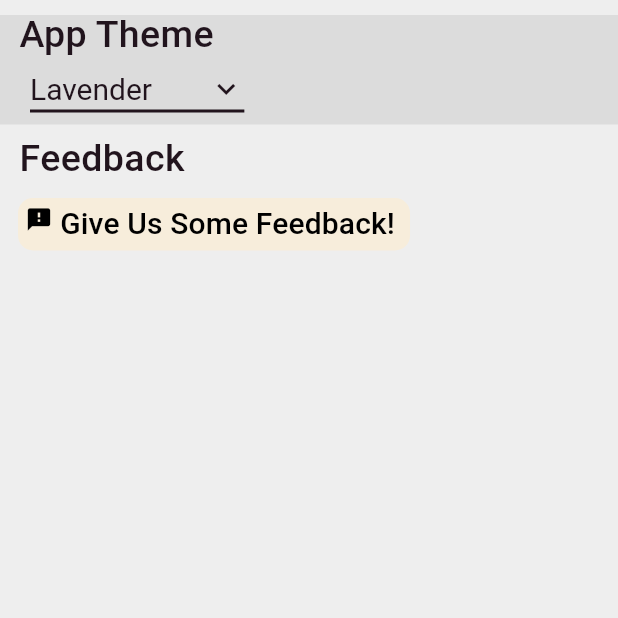
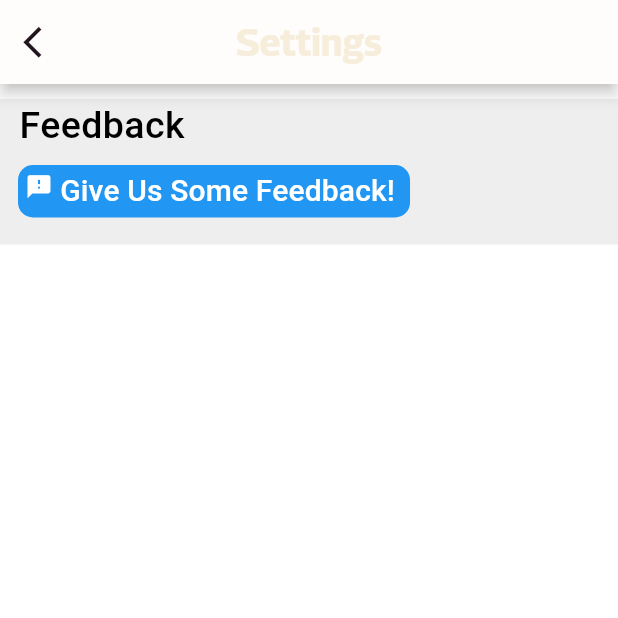
Before and after one commit to Team2Infi2024-2025/MobileAppUserSide, a Flutter app: the screen it shows after launch, after a tap on the "settings" icon, on a phone screen of 412 x 824 dp, the top half of it. Run offline on Flutter 3.47's test engine with Material 3 defaults, Android fonts, the phone set to English and light mode, and no system bars; our stand-ins replace localstorage, rflutter_alert, supabase_flutter; accounts and stored records are empty; project files that could hold a hidden picture were left out.

Commit message:
removed themes, updated page routing

```diff
--- /dev/null
+++ b/lib/helpers/global_widgets.dart
@@ -0,0 +1,59 @@
+
+
+import 'package:flutter/cupertino.dart';
+import 'package:flutter/material.dart';
+
+import '../Settings/settings.dart';
+import '../startup/custom_themes.dart';
+
+class GlobalWidgets{
+
+
+  static PageRoute swipePage(Widget destination,
+      {bool appBar = false, String? title}) {
+    if (title != null) {
+      appBar = true;
+    }
+    return CupertinoPageRoute(
+        builder: (context) => GestureDetector(
+            child: appBar
+                ? Scaffold(
+              appBar: AppBar(
+                shadowColor: Theme.of(context).colorScheme.shadow,
+                elevation: 4,
+                forceMaterialTransparency: title == null,
+                backgroundColor:
+                Theme.of(context).colorScheme.tertiaryContainer,
+                leading: IconButton(
+                  onPressed: () {
+                    Navigator.pop(context);
+                  },
+                  icon: Icon(
+                    Icons.arrow_back_ios,
+                    color: Theme.of(context).colorScheme.onSurface,
+                    size: 25,
+                  ),
+                ),
+                centerTitle: true,
+                title: Text(title ?? '',
+                    style: TextStyle(
+                        color:
+                            Theme.of(context).colorScheme.primary,
+                        fontFamily: 'Georama',
+                        fontWeight: FontWeight.w700,
+                        fontSize: 25,
+                        height: 0.85)),
+              ),
+              extendBodyBehindAppBar: title == null,
+              body: destination,
+            )
+                : destination,
+            onHorizontalDragEnd: (details) => {
+              if (details.primaryVelocity! > 0) {Navigator.pop(context)}
+            }));
+  }
+
+
+
+
+}
--- a/lib/settings/settings.dart
+++ b/lib/settings/settings.dart
@@ -4,13 +4,10 @@ import 'package:rflutter_alert/rflutter_alert.dart';
 
 import '../Helpers/stream_signal.dart';
 import '../Startup/main.dart';
-import '../Startup/themes.dart';
 import '../helpers/global_methods.dart';
 
 class Settings extends StatefulWidget {
   Settings({super.key});
-
-  static String theme = localStorage.getItem('theme') ?? 'Lavender';
 
   @override
   State<Settings> createState() => _SettingsState();
@@ -27,20 +24,18 @@ class _SettingsState extends State<Settings> {
                 fontWeight: FontWeight.w500,
                 fontSize: title ? 25 : 20,
                 height: title ? 1 : 0.9,
-                color: Theme.of(context).colorScheme.onSurface)),
+                color: Colors.black)),
         Row(
           children: [
             const SizedBox(width: 20),
             DropdownButton<String>(
               value: value,
-              icon: Icon(Icons.keyboard_arrow_down,
-                  color: Theme.of(context).colorScheme.onSurface),
+              icon: const Icon(Icons.keyboard_arrow_down, color: Colors.black),
               elevation: 16,
-              style: TextStyle(
-                  color: Theme.of(context).colorScheme.onSurface, fontSize: 20),
+              style: const TextStyle(color: Colors.black, fontSize: 20),
               underline: Container(
                 height: 2,
-                color: Theme.of(context).colorScheme.onSurface,
+                color: Colors.black,
               ),
               onChanged: (String? newValue) {
                 onChange(newValue);
@@ -61,35 +56,14 @@ class _SettingsState extends State<Settings> {
   @override
   Widget build(BuildContext context) {
     return Scaffold(
-        backgroundColor: Theme.of(context).colorScheme.surface,
+        backgroundColor: Colors.white,
         body: ListView(
           children: [
             const SizedBox(height: 10),
-            // App Theme Section
-            Container(
-              width: MediaQuery.of(context).size.width,
-              color: Theme.of(context).colorScheme.shadow,
-              child: Column(
-                crossAxisAlignment: CrossAxisAlignment.start,
-                children: [
-                  _buildDropDown('App Theme', true, Settings.theme,
-                      Themes.themeData.keys.toList(), (value) {
-                        setState(() {
-                          localStorage.setItem('theme', value ?? 'Lavender');
-                          Settings.theme = value ?? 'Lavender';
-                          StreamSignal.updateStream(
-                              streamController: mainStream,
-                              newData: {"theme": Settings.theme});
-                        });
-                      })
-                ],
-              ),
-            ),
-            const SizedBox(height: 5),
             // Feedback Section
             Container(
               width: MediaQuery.of(context).size.width,
-              color: Theme.of(context).colorScheme.surface,
+              color: Colors.grey[200],
               child: Column(
                 crossAxisAlignment: CrossAxisAlignment.start,
                 children: [
@@ -97,7 +71,7 @@ class _SettingsState extends State<Settings> {
                       style: TextStyle(
                           fontWeight: FontWeight.w500,
                           fontSize: 25,
-                          color: Theme.of(context).colorScheme.onSurface)),
+                          color: Colors.black)),
                   TextButton(
                       onPressed: () {
                         Alert(
@@ -135,23 +109,21 @@ class _SettingsState extends State<Settings> {
                       child: Container(
                         padding: const EdgeInsets.all(5),
                         decoration: BoxDecoration(
-                            color: Theme.of(context).colorScheme.primary,
+                            color: Colors.blue,
                             borderRadius: BorderRadius.circular(10)),
                         height: 35,
                         child: Row(
                           mainAxisSize: MainAxisSize.min,
                           crossAxisAlignment: CrossAxisAlignment.start,
-                          children: [
-                            Icon(Icons.feedback,
-                                color: Theme.of(context).colorScheme.onPrimary),
+                          children: const [
+                            Icon(Icons.feedback, color: Colors.white),
                             Text(
                               ' Give Us Some Feedback! ',
                               style: TextStyle(
                                   fontSize: 20,
                                   fontWeight: FontWeight.w500,
                                   height: 1.2,
-                                  color:
-                                  Theme.of(context).colorScheme.onPrimary),
+                                  color: Colors.white),
                             )
                           ],
                         ),
--- a/lib/startup/themes.dart
+++ b/lib/startup/custom_themes.dart
@@ -1,4 +1,6 @@
 import 'package:flutter/material.dart';
+
+import '../Settings/settings.dart';
 
 /*
 Themes page
@@ -6,7 +8,8 @@ Allows for changing color scheme
 Can always be expanded on
 Referenced in the settings page
  */
-class Themes {
+class CustomThemes {
+
   static Map<String, ThemeData> themeData = {
     // follow formatting
     "Lavender": ThemeData(
--- a/lib/startup/home_page.dart
+++ b/lib/startup/home_page.dart
@@ -7,6 +7,7 @@ import 'package:flutter/material.dart';
 import 'package:student_health_tracker/Account/account.dart';
 import 'package:student_health_tracker/Settings/settings.dart';
 import 'package:student_health_tracker/Samples/sample.dart';
+import 'package:student_health_tracker/helpers/global_widgets.dart';
 
 import '../Helpers/stream_signal.dart';
 
@@ -79,7 +80,10 @@ class HomePageState extends State<HomePage> {
               leading: IconButton(
                   onPressed: () {
                     setState(() {
-                      Navigator.push(context, CupertinoPageRoute(builder: (context) => Settings()));
+                      Navigator.push(
+                          context,
+                          GlobalWidgets.swipePage(Settings(),
+                              title: 'Settings'));
                     });
                   },
                   icon: Icon(Icons.settings_outlined,
@@ -88,9 +92,10 @@ class HomePageState extends State<HomePage> {
               actions: [
                 IconButton(
                     onPressed: () {
-                      setState(() {
-                        Navigator.push(context, CupertinoPageRoute(builder: (context) => Account()));
-                      });
+                      Navigator.push(
+                          context,
+                          GlobalWidgets.swipePage(
+                              Account(), title: 'Account'));
                     },
                     icon: Icon(Icons.person_outline,
                         color: Theme.of(context).colorScheme.onSurface,
--- a/lib/startup/main.dart
+++ b/lib/startup/main.dart
@@ -7,7 +7,7 @@ import 'package:student_health_tracker/Helpers/database.dart';
 
 // in project pages
 import 'package:student_health_tracker/Startup/home_page.dart';
-import 'package:student_health_tracker/Startup/themes.dart';
+import 'package:student_health_tracker/startup/custom_themes.dart';
 import 'package:supabase_flutter/supabase_flutter.dart';
 import '../Helpers/stream_signal.dart';
 
@@ -23,15 +23,20 @@ In addition, initializes supabase instance for the whole application.
 final StreamController<StreamSignal> mainStream = StreamController<StreamSignal>();
 
 Future<void> main() async {
+
+  // set orientation to up
   SystemChrome.setPreferredOrientations([
     DeviceOrientation.portraitUp,
   ]);
-  // on init, run the app
+
+  // wait for local storage
   await initLocalStorage();
+
   if(!mainStream.hasListener){
     runApp(const MyApp());
   }
 }
+
 
 // Get a reference your Supabase client
 final supabase = Supabase.instance.client;
@@ -46,13 +51,13 @@ class MyApp extends StatelessWidget {
     return StreamBuilder(
         stream: mainStream.stream,
         initialData: StreamSignal(streamController: mainStream, newData: {
-        'theme': localStorage.getItem('theme') ?? 'Lavender',
+        'theme': CustomThemes.themeData['Lavender'],
         }),
         builder: (context, snapshot) {
           return MaterialApp(
             title: 'Student Health Tracker',
             theme:
-              Themes.themeData[snapshot.data?.data['theme']] ?? Themes.themeData['Lavender'],
+              CustomThemes.themeData['Lavender'],
             home: FutureBuilder(
                 future: DataBase.init(),
                 builder: (context, snapshot){
```
